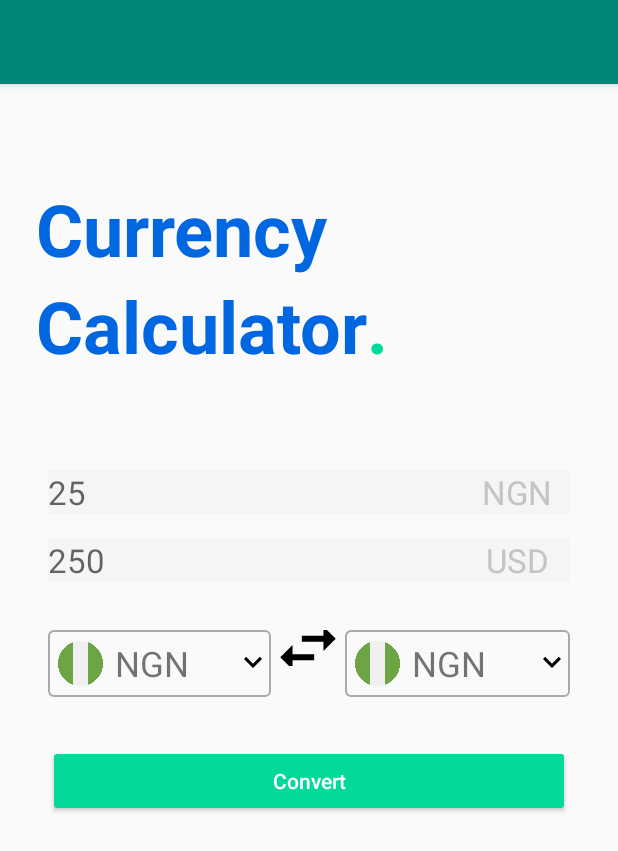
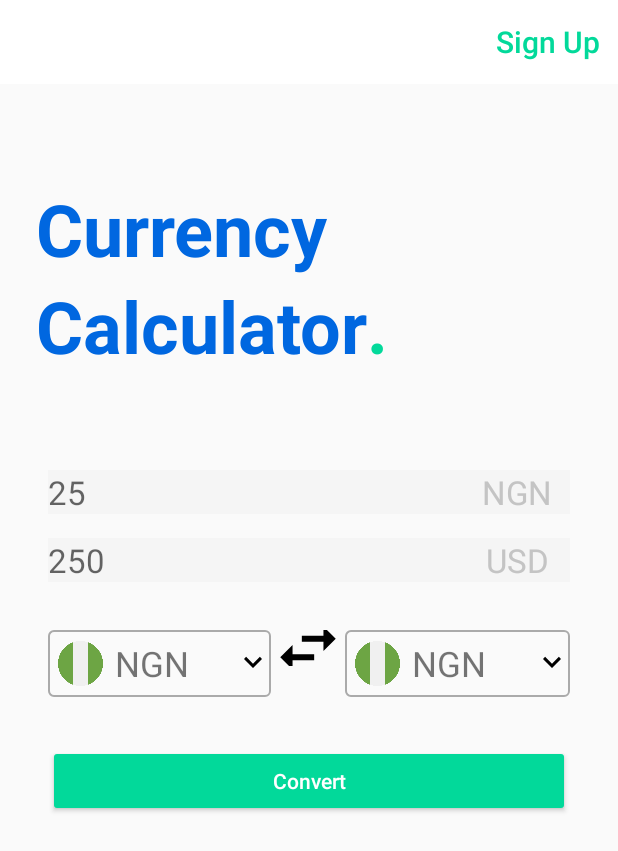
Before and after one commit to david-oh-git/CurrencyConverter, an Android app: the screen it shows after launch (HomeActivity), on a phone screen of 412 x 824 dp. Shown: the top 851 px of the screen. Run offline under Robolectric (Android 15) with nearby library versions, the phone set to English and light mode, and no system bars.

Commit message:
action menu text colour & remove elevation from appbarlayout

```diff
--- a/app/src/main/AndroidManifest.xml
+++ b/app/src/main/AndroidManifest.xml
@@ -5,7 +5,7 @@
     <application
             android:allowBackup="true"
             android:icon="@mipmap/ic_launcher"
-            android:label="@string/app_name"
+            android:label=""
             android:roundIcon="@mipmap/ic_launcher_round"
             android:supportsRtl="true"
             android:theme="@style/AppTheme.NoActionBar">
--- a/app/src/main/java/io/audioshinigami/currencyconverter/HomeActivity.kt
+++ b/app/src/main/java/io/audioshinigami/currencyconverter/HomeActivity.kt
@@ -1,8 +1,10 @@
 package io.audioshinigami.currencyconverter
 
 import android.os.Bundle
+import android.view.Menu
 import androidx.appcompat.app.AppCompatActivity
 import io.audioshinigami.currencyconverter.adaptors.SpinnerAdaptor
+import kotlinx.android.synthetic.main.activity_home.*
 import kotlinx.android.synthetic.main.content_home.*
 
 class HomeActivity : AppCompatActivity() {
@@ -10,13 +12,21 @@ class HomeActivity : AppCompatActivity() {
     override fun onCreate(savedInstanceState: Bundle?) {
         super.onCreate(savedInstanceState)
         setContentView(R.layout.activity_home)
+
+        setSupportActionBar(toolbar)
+
         setUpSpinner()
     }
-
 
     private fun setUpSpinner(){
         val adaptor = SpinnerAdaptor()
         id_spinner_to.adapter = adaptor
         id_spinner_from.adapter = adaptor
     } /*end setupSpinner*/
-}
+
+    override fun onCreateOptionsMenu(menu: Menu?): Boolean {
+        menuInflater.inflate(R.menu.home_menu, menu)
+        return super.onCreateOptionsMenu(menu)
+    } /*end onCreateOptions*/
+
+} /*end END*/
--- a/app/src/main/res/layout/activity_home.xml
+++ b/app/src/main/res/layout/activity_home.xml
@@ -3,13 +3,14 @@
         xmlns:android="http://schemas.android.com/apk/res/android"
         xmlns:tools="http://schemas.android.com/tools"
         android:layout_width="match_parent"
-        android:layout_height="match_parent" xmlns:app="http://schemas.android.com/apk/res-auto"
+        android:layout_height="match_parent"
+        xmlns:app="http://schemas.android.com/apk/res-auto"
         tools:context=".HomeActivity">
 
     <com.google.android.material.appbar.AppBarLayout
             android:id="@+id/appbar"
             android:layout_width="match_parent"
-            android:layout_height="?attr/actionBarSize" >
+            android:layout_height="?attr/actionBarSize" app:elevation="0dp">
 
         <androidx.appcompat.widget.Toolbar
                 android:id="@+id/toolbar"
--- a/app/src/main/res/menu/home_menu.xml
+++ b/app/src/main/res/menu/home_menu.xml
@@ -1,5 +1,6 @@
 <?xml version="1.0" encoding="utf-8"?>
-<menu xmlns:android="http://schemas.android.com/apk/res/android" xmlns:app="http://schemas.android.com/apk/res-auto">
+<menu xmlns:android="http://schemas.android.com/apk/res/android"
+      xmlns:app="http://schemas.android.com/apk/res-auto">
 
     <item
             android:id="@+id/action_sign_up"
--- a/app/src/main/res/values/styles.xml
+++ b/app/src/main/res/values/styles.xml
@@ -3,8 +3,8 @@
     <!-- Base application theme. -->
     <style name="AppTheme" parent="Theme.AppCompat.Light.DarkActionBar">
         <!-- Customize your theme here. -->
-        <item name="colorPrimary">@color/colorPrimary</item>
-        <item name="colorPrimaryDark">@color/colorPrimaryDark</item>
+        <item name="colorPrimary">@android:color/white</item>
+        <item name="colorPrimaryDark">@android:color/white</item>
         <item name="colorAccent">@color/colorAccent</item>
     </style>
 
@@ -20,12 +20,29 @@
     <style name="AppTheme.NoActionBar" parent="AppTheme">
         <item name="windowNoTitle">true</item>
         <item name="windowActionBar">false</item>
-        <item name="actionBarStyle">@style/AppToolbar</item>
-        <!--<item name="android:actionMenuTextColor">@android:color/black</item>-->
     </style>
 
     <style name="AppToolbar" parent="AppTheme">
+        <!--<item name="android:textAllCaps">false</item>-->
+        <item name="actionMenuTextColor">@color/project_green</item>
+        <item name="actionMenuTextAppearance">@style/AppBarTextTitle</item>
+
+    </style>
+
+    <style name="toolbarStyle" parent="AppTheme">
+        <!--<item name="android:titleTextStyle">@style/AppBarTextTitle</item>-->
         <!--<item name="android:textColor">@android:color/black</item>-->
+
+    </style>
+
+    <style name="AppBarTextTitle" parent="TextAppearance.AppCompat.Title">
+        <item name="actionMenuTextColor">@color/project_green</item>
+
+    </style>
+
+
+    <style name="actionBtnStyle" parent="@style/Widget.AppCompat.ActionButton">
+
 
     </style>
 
```
